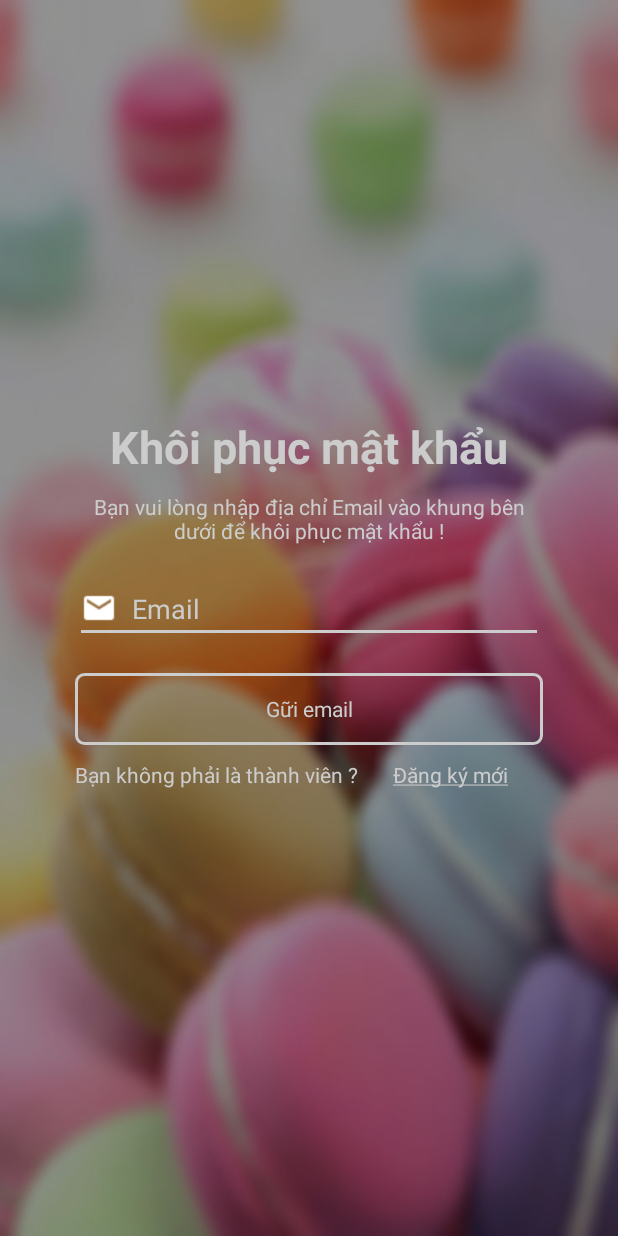
After one commit to nguyentu7696/findfood, an Android app: the KhoiPhucMatKhauActivity screen opened directly, with no data from a screen before it, on a phone screen of 412 x 824 dp. The commit adds this screen. Run offline under Robolectric (Android 15) with nearby library versions, the phone set to English and light mode, and no system bars; our stand-ins replace Firebase (no records; nobody signed in at launch, a user with empty details on screens opened directly).

Commit message:
update đăng ký và quên mật khẩu

```diff
--- a/app/src/main/AndroidManifest.xml
+++ b/app/src/main/AndroidManifest.xml
@@ -34,6 +34,10 @@
 
         </activity>
 
+        <activity android:name=".view.KhoiPhucMatKhauActivity">
+
+        </activity>
+
     </application>
 
 </manifest>
--- /dev/null
+++ b/app/src/main/java/com/anhtu/hongngoc/findfood/view/KhoiPhucMatKhauActivity.java
@@ -0,0 +1,73 @@
+package com.anhtu.hongngoc.findfood.view;
+
+import android.content.Intent;
+import android.os.Bundle;
+import android.support.annotation.NonNull;
+import android.support.annotation.Nullable;
+import android.support.v7.app.AppCompatActivity;
+import android.util.Patterns;
+import android.view.View;
+import android.widget.Button;
+import android.widget.EditText;
+import android.widget.TextView;
+import android.widget.Toast;
+
+import com.anhtu.hongngoc.findfood.R;
+import com.google.android.gms.tasks.OnCompleteListener;
+import com.google.android.gms.tasks.Task;
+import com.google.firebase.auth.FirebaseAuth;
+
+public class KhoiPhucMatKhauActivity extends AppCompatActivity implements View.OnClickListener{
+
+    private TextView txtDangKyKP;
+    private Button btnGuiEmail;
+    private EditText edEmailKP;
+    private FirebaseAuth firebaseAuth;
+
+    @Override
+    protected void onCreate(@Nullable Bundle savedInstanceState) {
+        super.onCreate(savedInstanceState);
+        setContentView(R.layout.layout_quenmatkhau);
+
+        firebaseAuth = FirebaseAuth.getInstance();
+
+        txtDangKyKP = (TextView) findViewById(R.id.txtDangKyKP);
+        btnGuiEmail = (Button) findViewById(R.id.btnGuiEmailKP);
+        edEmailKP = (EditText) findViewById(R.id.edEmailKP);
+
+        btnGuiEmail.setOnClickListener(this);
+        txtDangKyKP.setOnClickListener(this);
+    }
+
+    @Override
+    public void onClick(View v) {
+        int id = v.getId();
+        switch (id){
+            case R.id.btnGuiEmailKP:
+                String email = edEmailKP.getText().toString();
+                boolean kiemtraemail = kiemTraEmail(email);
+
+                if(kiemtraemail){
+                    firebaseAuth.sendPasswordResetEmail(email).addOnCompleteListener(new OnCompleteListener<Void>() {
+                        @Override
+                        public void onComplete(@NonNull Task<Void> task) {
+                            if(task.isSuccessful()){
+                                Toast.makeText(KhoiPhucMatKhauActivity.this,getString(R.string.thongbaoguimailthanhcong),Toast.LENGTH_SHORT).show();
+                            }
+                        }
+                    });
+                }else{
+                    Toast.makeText(KhoiPhucMatKhauActivity.this,getString(R.string.thongbaoemailkhonghople),Toast.LENGTH_SHORT).show();
+                }
+
+                break;
+            case R.id.btnDangKy:
+                Intent iDangKy = new Intent(KhoiPhucMatKhauActivity.this, DangKyActivity.class);
+                startActivity(iDangKy);
+        }
+    }
+
+    public boolean kiemTraEmail(String email){
+        return Patterns.EMAIL_ADDRESS.matcher(email).matches();
+    }
+}
--- /dev/null
+++ b/app/src/main/res/layout/layout_quenmatkhau.xml
@@ -0,0 +1,105 @@
+<?xml version="1.0" encoding="utf-8"?>
+<RelativeLayout xmlns:android="http://schemas.android.com/apk/res/android"
+    xmlns:app="http://schemas.android.com/apk/res-auto"
+    android:layout_width="match_parent"
+    android:layout_height="match_parent"
+    android:background="@drawable/background"
+    android:orientation="vertical">
+
+    <FrameLayout
+        android:layout_width="match_parent"
+        android:layout_height="match_parent"
+        android:background="@color/transparentBackgroundDangnhap"
+        android:layout_alignParentTop="true"
+        android:layout_alignParentLeft="true"
+        android:layout_alignParentStart="true">
+
+        <LinearLayout
+            android:layout_width="match_parent"
+            android:layout_height="wrap_content"
+            android:layout_alignParentLeft="true"
+            android:layout_alignParentStart="true"
+            android:layout_centerVertical="true"
+            android:orientation="vertical"
+            android:paddingBottom="20dp"
+            android:paddingLeft="50dp"
+            android:paddingRight="50dp"
+            android:layout_gravity="center"
+            >
+
+            <TextView
+                android:id="@+id/textView3"
+                android:layout_width="match_parent"
+                android:layout_height="wrap_content"
+                android:text="@string/khoiphucmatkhau"
+                android:textAlignment="center"
+                android:textColor="@color/colorAccent"
+                android:textSize="30sp"
+                android:textStyle="bold" />
+
+            <TextView
+                android:id="@+id/textView2"
+                android:layout_width="match_parent"
+                android:layout_height="wrap_content"
+                android:layout_margin="10dp"
+                android:text="@string/chuoikhoiphucmatkhau"
+                android:textAlignment="center"
+                android:textColor="@color/colorAccent" />
+
+            <EditText
+                android:id="@+id/edEmailKP"
+                android:layout_width="match_parent"
+                android:layout_height="wrap_content"
+                android:layout_marginTop="10dp"
+                android:backgroundTint="@color/colorAccent"
+                android:drawableLeft="@drawable/ic_email_white_24dp"
+                android:drawablePadding="10dp"
+                android:ems="10"
+                android:hint="@string/email"
+                android:inputType="textEmailAddress"
+                android:textColor="@color/colorAccent"
+                android:textColorHint="@color/colorAccent" />
+
+            <Button
+                android:id="@+id/btnGuiEmailKP"
+                android:layout_width="match_parent"
+                android:layout_height="wrap_content"
+                android:layout_gravity="center"
+                android:layout_marginTop="20dp"
+                android:background="@drawable/radius_button"
+                android:drawablePadding="10dp"
+                android:drawableTint="@color/colorPrimaryDark"
+                android:fontFamily="sans-serif"
+                android:paddingLeft="60dp"
+                android:paddingRight="60dp"
+                android:text="@string/guimail"
+                android:textAllCaps="false"
+                android:textColor="@color/colorAccent" />
+
+            <LinearLayout
+                android:layout_width="match_parent"
+                android:layout_height="match_parent"
+                android:layout_marginTop="10dp"
+                android:orientation="horizontal">
+
+                <TextView
+                    android:id="@+id/textView4"
+                    android:layout_width="wrap_content"
+                    android:layout_height="wrap_content"
+                    android:layout_weight="1"
+                    android:text="@string/chuoithanhvien"
+                    android:textColor="@color/colorAccent" />
+
+                <TextView
+                    android:id="@+id/txtDangKyKP"
+                    android:layout_width="wrap_content"
+                    android:layout_height="wrap_content"
+                    android:layout_weight="1"
+                    android:text="@string/dangkymoi"
+                    android:textColor="@color/colorAccent" />
+            </LinearLayout>
+
+        </LinearLayout>
+    </FrameLayout>
+
+</RelativeLayout>
```
Also changed, not shown: app/src/main/java/com/anhtu/hongngoc/findfood/view/DangKyActivity.java (+17 -2 lines), app/src/main/java/com/anhtu/hongngoc/findfood/view/DangNhapActivity.java (+33 -0 lines), app/src/main/res/drawable-mdpi/ic_email_white_24dp.png (added).
